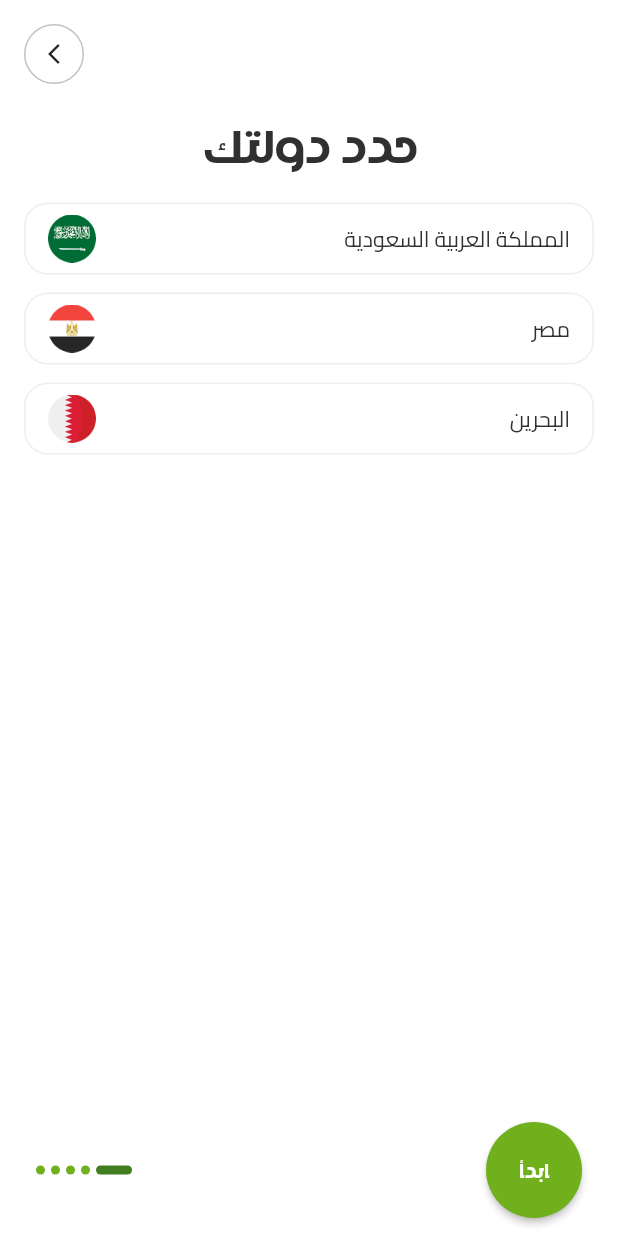
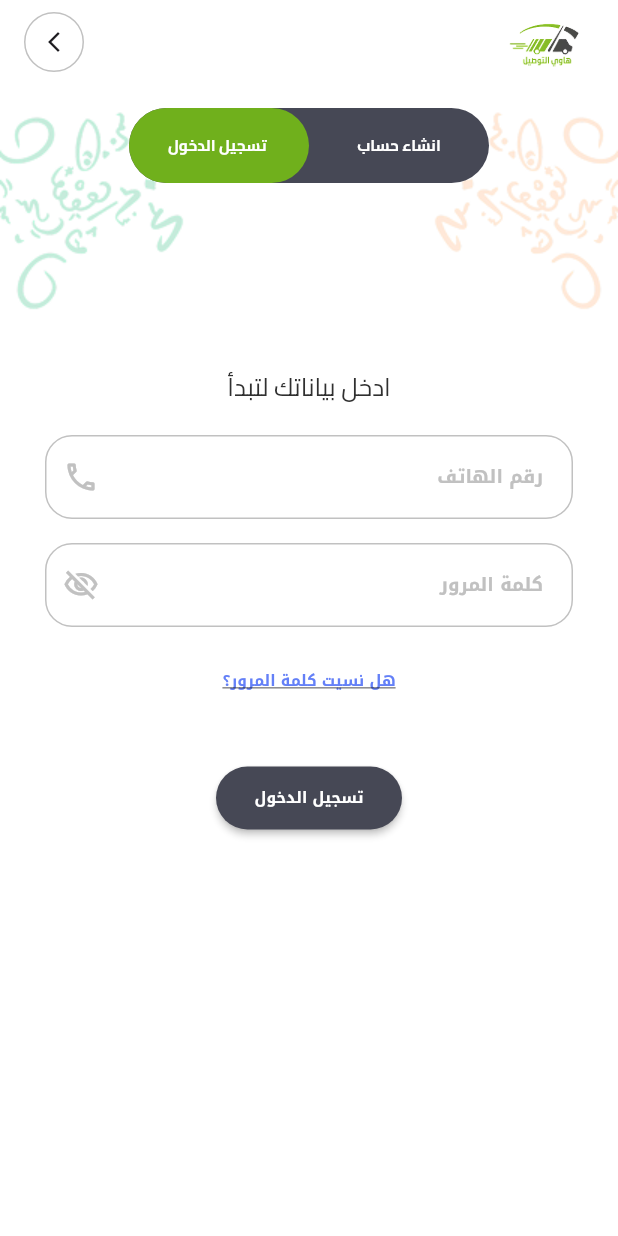
Before and after one commit to Mohamed123-r/hwee_tawseel_driver, a Flutter app: the OnboardingView5 screen opened directly, after a tap on "ابدأ", on a phone screen of 412 x 824 dp. Run offline on Flutter 3.47's test engine with Material 3 defaults, Android fonts, the phone set to English and light mode, and no system bars; our stand-ins replace pinput.

Commit message:
✨ feat(main.dart): Replaces SplashView with AuthView as home ✨ feat(onboarding): Navigates to AuthView after onboarding ✨ feat(auth): Adds ForgetPasswordView ✨ feat(auth): Adds AuthView with login/register toggle

```diff
--- a/lib/main.dart
+++ b/lib/main.dart
@@ -1,5 +1,6 @@
 import 'package:flutter/material.dart';
 import 'package:flutter/services.dart';
+import 'package:hwee_tawseel_driver/views/auth/auth_view.dart';
 import 'package:hwee_tawseel_driver/views/splash/splash_view.dart';
 
 import 'components/app_colors.dart';
@@ -29,7 +30,7 @@ class MyApp extends StatelessWidget {
         fontFamily: 'Cairo',
         primaryColor: AppColors.textPrimary,
       ),
-      home: SplashView(),
+      home: AuthView(),
     );
   }
 }
--- /dev/null
+++ b/lib/views/auth/auth_view.dart
@@ -0,0 +1,138 @@
+import 'package:flutter/material.dart';
+
+import 'package:hwee_tawseel_driver/components/app_colors.dart';
+import 'package:hwee_tawseel_driver/components/app_text_styles.dart';
+import 'package:hwee_tawseel_driver/generated/assets.dart';
+import 'package:hwee_tawseel_driver/views/auth/widgets/app_bar_from_auth.dart';
+
+import 'widgets/login.dart';
+import 'widgets/register.dart';
+
+class AuthView extends StatefulWidget {
+  const AuthView({super.key});
+
+  @override
+  State<AuthView> createState() => _AuthViewState();
+}
+
+class _AuthViewState extends State<AuthView> {
+  bool isLogin = true;
+
+  @override
+  Widget build(BuildContext context) {
+    return Scaffold(
+      backgroundColor: AppColors.white,
+      appBar: appBarFromAuth(context),
+      body: SingleChildScrollView(
+        child: Column(
+          crossAxisAlignment: CrossAxisAlignment.center,
+          children: [
+            SizedBox(
+              height: 16,
+            ),
+            Stack(
+              alignment: Alignment.topCenter,
+              children: [
+                Row(
+                  mainAxisAlignment: MainAxisAlignment.spaceBetween,
+                  children: [
+                    Image.asset(
+                      Assets.imagesShap1,
+                    ),
+                    Image.asset(
+                      Assets.imagesShap2,
+                    ),
+                  ],
+                ),
+                Container(
+                  width: 240,
+                  height: 50,
+                  decoration: BoxDecoration(
+                    color: AppColors.greyDarker,
+                    borderRadius: BorderRadius.circular(50),
+                  ),
+                  child: Stack(
+                    children: [
+                      AnimatedPositioned(
+                        duration: Duration(milliseconds: 300),
+                        left: isLogin ? 0 : 120,
+                        top: 0,
+                        bottom: 0,
+                        right: isLogin ? 120 : 0,
+                        child: Container(
+                          width: 120,
+                          height: 50,
+                          decoration: BoxDecoration(
+                            color: AppColors.greenWhite,
+                            borderRadius: BorderRadius.circular(50),
+                          ),
+                        ),
+                      ),
+                      Row(
+                        children: [
+                          Expanded(
+                            child: MaterialButton(
+                              height: 50,
+                              // highlightColor: Colors.transparent,
+                              // splashColor: Colors.transparent,
+                              shape: RoundedRectangleBorder(
+                                borderRadius: BorderRadius.circular(50),
+                              ),
+                              onPressed: () {
+                                setState(() {
+                                  isLogin = true;
+                                });
+                              },
+                              child: Text(
+                                "تسجيل الدخول ",
+                                style:
+                                    AppTextStyles.style10W700(context).copyWith(
+                                  color: AppColors.white,
+                                ),
+                              ),
+                            ),
+                          ),
+
+                          Expanded(
+                            child: MaterialButton(
+                              height: 50,
+                              // highlightColor: Colors.transparent,
+                              // splashColor: Colors.transparent,
+                              shape: RoundedRectangleBorder(
+                                borderRadius: BorderRadius.circular(50),
+                              ),
+                              onPressed: () {
+                                setState(() {
+                                  isLogin = false;
+                                });
+                              },
+                              child: Text(
+                                "انشاء حساب",
+                                style:
+                                    AppTextStyles.style10W700(context).copyWith(
+                                  color: AppColors.white,
+                                ),
+                              ),
+                            ),
+                          ),
+                        ],
+                      ),
+                    ],
+                  ),
+                )
+              ],
+            ),
+            SizedBox(
+              height: 24,
+            ),
+            Container(
+                margin: EdgeInsets.symmetric(horizontal: 30),
+                child: isLogin ? Login() : Register()),
+          ],
+        ),
+      ),
+    );
+  }
+
+
+}
--- a/lib/views/onboarding/widgets/onboarding_view5.dart
+++ b/lib/views/onboarding/widgets/onboarding_view5.dart
@@ -2,6 +2,7 @@ import 'package:flutter/material.dart';
 import 'package:hwee_tawseel_driver/components/app_colors.dart';
 import 'package:hwee_tawseel_driver/components/app_text_styles.dart';
 import 'package:hwee_tawseel_driver/generated/assets.dart';
+import 'package:hwee_tawseel_driver/views/auth/auth_view.dart';
 
 import 'button_of_onboarding.dart';
 
@@ -214,12 +215,12 @@ class OnboardingView5 extends StatelessWidget {
                   titleColor: AppColors.white,
                   title: "ابدأ",
                   onPressed: () {
-                    // Navigator.push(
-                    //   context,
-                    //   MaterialPageRoute(
-                    //     builder: (context) => const HomeView(),
-                    //   ),
-                    // );
+                    Navigator.pushReplacement(
+                      context,
+                      MaterialPageRoute(
+                        builder: (context) => const AuthView(),
+                      ),
+                    );
                   },
                 ),
               ],
```
Also changed, not shown: lib/views/auth/forget_password_view.dart (added, +177 -0 lines).
